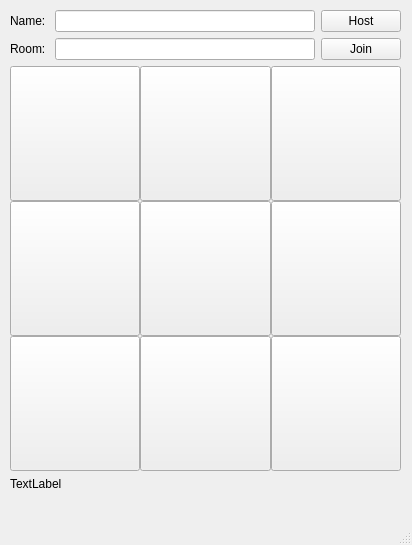
wuyuz99/Realtime-multiplayer-Tic-Tac-Toe-game, file frontend/TicTacToe/mainwindow.ui: the form before one commit.
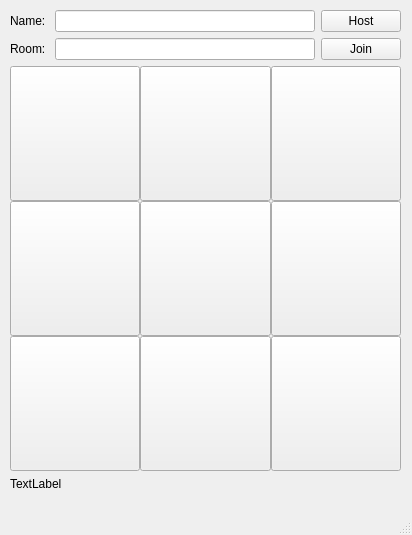
The form after the commit.

```diff
--- a/frontend/TicTacToe/mainwindow.ui
+++ b/frontend/TicTacToe/mainwindow.ui
@@ -7,7 +7,7 @@
     <x>0</x>
     <y>0</y>
     <width>412</width>
-    <height>545</height>
+    <height>535</height>
    </rect>
   </property>
   <property name="windowTitle">
```
